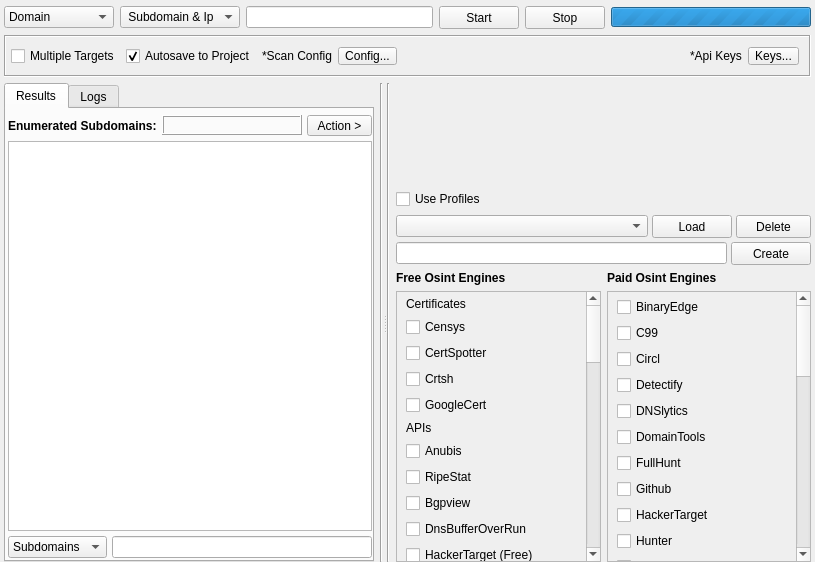
The window that gui/src/engines/osint/Osint.ui (3nock/OTE) describes before a commit, drawn with Qt 5.
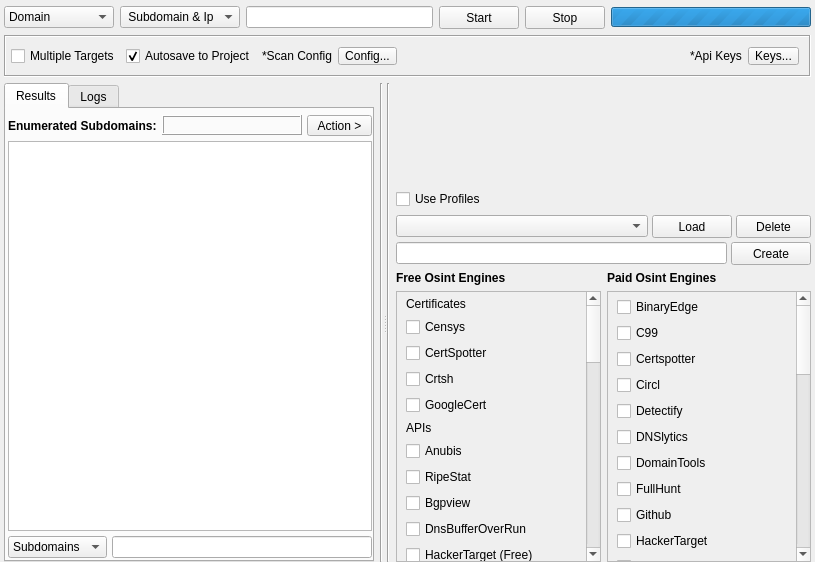
The same window after the commit. Custom widgets are drawn as their Qt base class.

Commit message: refactoring cert osint modules...

Diff of the .ui file:
```diff
--- a/gui/src/engines/osint/Osint.ui
+++ b/gui/src/engines/osint/Osint.ui
@@ -938,7 +938,7 @@
                   </widget>
                  </item>
                  <item>
-                  <widget class="QCheckBox" name="moduleCertspotter">
+                  <widget class="QCheckBox" name="moduleCertspotterFree">
                    <property name="text">
                     <string>CertSpotter</string>
                    </property>
@@ -1325,7 +1325,7 @@
                   <x>0</x>
                   <y>0</y>
                   <width>174</width>
-                  <height>815</height>
+                  <height>838</height>
                  </rect>
                 </property>
                 <layout class="QVBoxLayout" name="verticalLayout_14">
@@ -1349,6 +1349,13 @@
                    </property>
                   </widget>
                  </item>
+                 <item>
+                  <widget class="QCheckBox" name="moduleCertspotter">
+                   <property name="text">
+                    <string>Certspotter</string>
+                   </property>
+                  </widget>
+                 </item>
                  <item>
                   <widget class="QCheckBox" name="moduleCircl">
                    <property name="text">
```
The commit also changes 27 other files.
